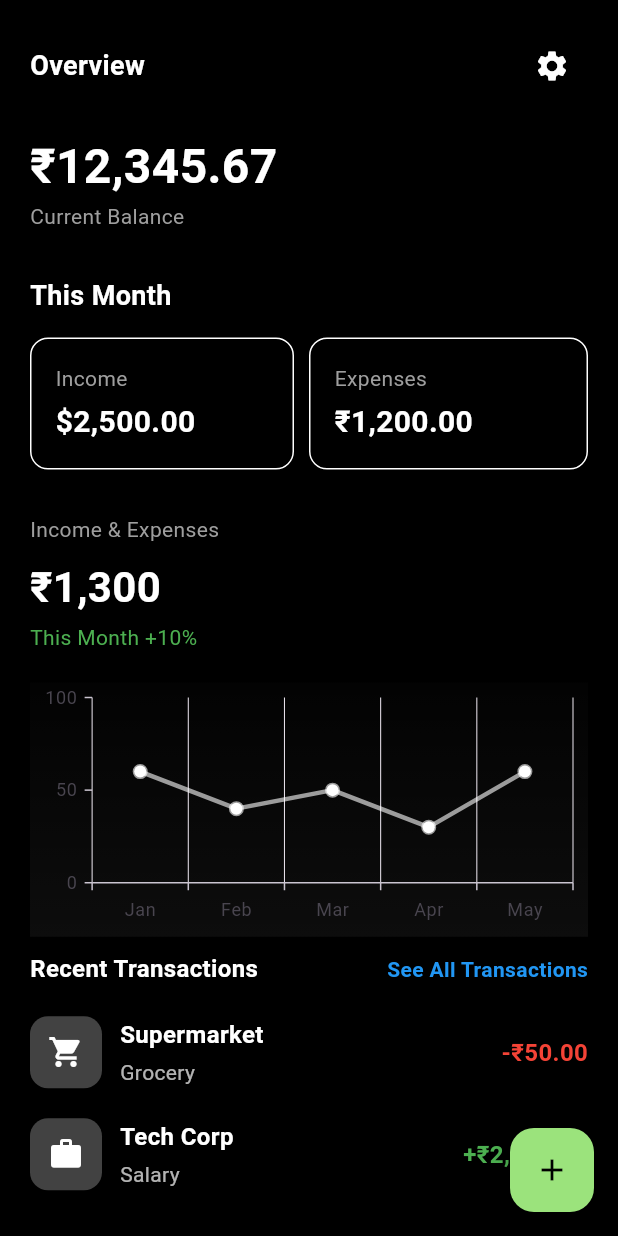
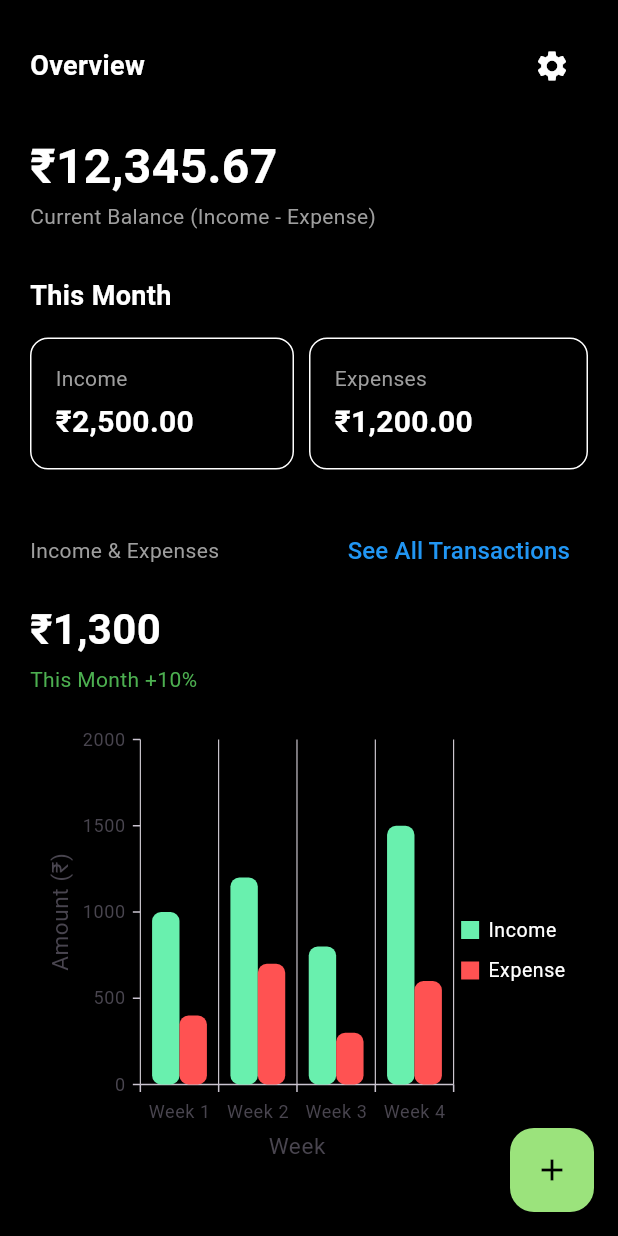
Before and after one commit to Vaibhaw15/moneywise_app, a Flutter app: the LandingScreen screen opened by its route, on a phone screen of 412 x 824 dp. Run offline on Flutter 3.47's test engine with Material 3 defaults, Android fonts, the phone set to English and light mode, and no system bars; our stand-ins replace dio, equatable, flutter_bloc, get_it, go_router, shared_preferences and 1 more; accounts and stored records are empty; network calls fail.

```diff
--- a/lib/networking/historyApi.dart
+++ b/lib/networking/historyApi.dart
@@ -14,7 +14,8 @@ class HistoryApi {
 
   Future<List<HistoryModel>> getTransactionHistory({
     required String userId,
-    required String date,
+    required String startDate,
+    required String endDate,
     required String token,
   }) async {
     try {
@@ -24,7 +25,8 @@ class HistoryApi {
         "moneywise/transaction-history/get",
         queryParameters: {
           "userId": userId,
-          "date": date,
+          "startDate": startDate,
+          "endDate":endDate
         },
         options: Options(
           headers: {
--- a/lib/screens/addEditModule/ui/addEditScreen.dart
+++ b/lib/screens/addEditModule/ui/addEditScreen.dart
@@ -269,10 +269,10 @@ class _AddTransactionPageState extends State<AddEditScreen> {
       builder: (context, child) {
         return Theme(
           data: Theme.of(context).copyWith(
-            colorScheme: const ColorScheme.light(
+            colorScheme: const ColorScheme.dark(
               primary: Color(0xFF54D12B), // header background color
-              onPrimary: Colors.white, // header text color
-              onSurface: Colors.black, // body text color
+              onPrimary: Colors.black, // header text color
+              onSurface: Colors.white, // body text color
             ),
             textButtonTheme: TextButtonThemeData(
               style: TextButton.styleFrom(
--- a/lib/screens/history/bloc/history_screen_bloc.dart
+++ b/lib/screens/history/bloc/history_screen_bloc.dart
@@ -35,10 +35,10 @@ class HistoryBloc extends Bloc<HistoryEvent, HistoryState> {
       }
 
       // Format date: "20250529"
-      final date = _getCurrentDateFormatted();
+      final date = getCurrentYearStartAndEndDates();
 
       // Call API
-      final response = await repository.getTransactionHistory(userId: userId,date: date, token: token);
+      final response = await repository.getTransactionHistory(userId: userId,startDate: date[0],endDate: date[1], token: token);
       final categoryResponse = await categoryRepository.getCategory();
 
       // Convert response to list of HistoryModel
@@ -65,9 +65,24 @@ class HistoryBloc extends Bloc<HistoryEvent, HistoryState> {
     }
   }
 
-  String _getCurrentDateFormatted() {
+  List<String> getCurrentYearStartAndEndDates() {
     final now = DateTime.now();
-    final formatter = DateFormat('yyyyMMdd');
-    return formatter.format(now); // → "20250529"
+    final currentYear = now.year;
+
+    final startDate = DateTime(currentYear, 1, 1);
+    final endDate = DateTime(currentYear, 12, 31);
+
+    String formatDate(DateTime date) {
+      final year = date.year.toString();
+      final month = date.month.toString().padLeft(2, '0');
+      final day = date.day.toString().padLeft(2, '0');
+      return '$year$month$day';
+    }
+
+    return [
+      formatDate(startDate),
+      formatDate(endDate),
+    ];
   }
+
 }
--- a/lib/screens/history/ui/history_screen.dart
+++ b/lib/screens/history/ui/history_screen.dart
@@ -115,13 +115,13 @@ class HistoryScreen extends StatelessWidget {
             },
           ),
         ),
-        floatingActionButton: FloatingActionButton(
-          onPressed: () {
-            context.push('/addEditScreen'); // Blank for new transaction
-          },
-          backgroundColor: Colors.greenAccent[400],
-          child: const Icon(Icons.add, color: Colors.black),
-        ),
+        // floatingActionButton: FloatingActionButton(
+        //   onPressed: () {
+        //     context.push('/addEditScreen'); // Blank for new transaction
+        //   },
+        //   backgroundColor: Colors.greenAccent[400],
+        //   child: const Icon(Icons.add, color: Colors.black),
+        // ),
       ),
     );
   }
--- a/lib/screens/landing/ui/langing_screen.dart
+++ b/lib/screens/landing/ui/langing_screen.dart
@@ -9,9 +9,21 @@ import '../../../util/screen/transaction_tile.dart';
 
 
 
+import 'package:flutter/material.dart';
+import 'package:syncfusion_flutter_charts/charts.dart';
+import 'package:go_router/go_router.dart';
+
+
 class LandingScreen extends StatelessWidget {
   LandingScreen({super.key});
   final GlobalKey<ScaffoldState> _scaffoldKey = GlobalKey<ScaffoldState>();
+
+  final List<ChartData> chartData = [
+    ChartData('Week 1', 1000, 400),
+    ChartData('Week 2', 1200, 700),
+    ChartData('Week 3', 800, 300),
+    ChartData('Week 4', 1500, 600),
+  ];
 
   @override
   Widget build(BuildContext context) {
@@ -19,19 +31,18 @@ class LandingScreen extends StatelessWidget {
       onWillPop: () async => false,
       child: SafeArea(
         child: Scaffold(
-          key:_scaffoldKey,
+          key: _scaffoldKey,
           backgroundColor: Colors.black,
           drawer: Drawer(
-              surfaceTintColor:Colors.black,
             backgroundColor: Colors.black,
             child: Column(
               children: [
-                const DrawerHeader(
-                  decoration: BoxDecoration(color: Colors.black),
+                DrawerHeader(
+                  decoration: const BoxDecoration(color: Colors.black),
                   child: Center(
                     child: Text(
-                      'Settings',
-                      style: TextStyle(
+                      'HI, ${SharedPreferenceService.getString("userName")!.toUpperCase()} !',
+                      style: const TextStyle(
                         color: Colors.white,
                         fontSize: 24,
                         fontWeight: FontWeight.bold,
@@ -40,16 +51,26 @@ class LandingScreen extends StatelessWidget {
                   ),
                 ),
                 ListTile(
+                  leading: const Icon(Icons.add_circle_outline_sharp, color: Colors.white),
+                  title: const Text('Add New Transaction', style: TextStyle(color: Colors.white)),
+                  onTap: () {
+                    context.push('/addEditScreen');
+                  },
+                ),
+                ListTile(
+                  leading: const Icon(Icons.history, color: Colors.white),
+                  title: const Text('History', style: TextStyle(color: Colors.white)),
+                  onTap: () {
+                    context.push('/historyScreen');
+                  },
+                ),
+                ListTile(
                   leading: const Icon(Icons.logout, color: Colors.white),
-                  title:  Text(
-                    'Logout',
-                    style: TextStyle(color: Colors.white), // White text
-                  ),
+                  title: const Text('Logout', style: TextStyle(color: Colors.white)),
                   onTap: () {
                     SharedPreferenceService.clear();
-                    // Add your logout logic here
                     context.go('/loginSignup');
-                    Navigator.pop(context); // Close drawer
+                    Navigator.pop(context);
                     ScaffoldMessenger.of(context).showSnackBar(
                       const SnackBar(content: Text('Logged out')),
                     );
@@ -65,8 +86,7 @@ class LandingScreen extends StatelessWidget {
               context.push('/addEditScreen');
             },
           ),
-          body: SafeArea(
-            child: Padding(
+          body: Padding(
             padding: const EdgeInsets.all(20),
             child: Column(
               crossAxisAlignment: CrossAxisAlignment.start,
@@ -74,13 +94,10 @@ class LandingScreen extends StatelessWidget {
                 // Header
                 Row(
                   mainAxisAlignment: MainAxisAlignment.spaceBetween,
-                    children:  [
-                      Text(
+                  children: [
+                    const Text(
                       'Overview',
-                        style: TextStyle(
-                            fontSize: 18,
-                            fontWeight: FontWeight.bold,
-                            color: Colors.white),
+                      style: TextStyle(fontSize: 18, fontWeight: FontWeight.bold, color: Colors.white),
                     ),
                     IconButton(
                       icon: const Icon(Icons.settings, color: Colors.white),
@@ -95,23 +112,14 @@ class LandingScreen extends StatelessWidget {
                 // Balance
                 const Text(
                   '₹12,345.67',
-                    style: TextStyle(
-                        fontSize: 32,
-                        fontWeight: FontWeight.bold,
-                        color: Colors.white),
+                  style: TextStyle(fontSize: 32, fontWeight: FontWeight.bold, color: Colors.white),
                 ),
-                  const Text(
-                    'Current Balance',
-                    style: TextStyle(color: Colors.grey),
-                  ),
+                const Text('Current Balance (Income - Expense)', style: TextStyle(color: Colors.grey)),
                 const SizedBox(height: 30),
 
                 const Text(
                   'This Month',
-                    style: TextStyle(
-                        fontSize: 18,
-                        fontWeight: FontWeight.bold,
-                        color: Colors.white),
+                  style: TextStyle(fontSize: 18, fontWeight: FontWeight.bold, color: Colors.white),
                 ),
                 const SizedBox(height: 15),
 
@@ -132,11 +140,8 @@ class LandingScreen extends StatelessWidget {
                             Text('Income', style: TextStyle(color: Colors.grey)),
                             SizedBox(height: 5),
                             Text(
-                                '\$2,500.00',
-                                style: TextStyle(
-                                    fontSize: 20,
-                                    fontWeight: FontWeight.bold,
-                                    color: Colors.white),
+                              '₹2,500.00',
+                              style: TextStyle(fontSize: 20, fontWeight: FontWeight.bold, color: Colors.white),
                             ),
                           ],
                         ),
@@ -152,15 +157,11 @@ class LandingScreen extends StatelessWidget {
                         child: Column(
                           crossAxisAlignment: CrossAxisAlignment.start,
                           children: const [
-                              Text('Expenses',
-                                  style: TextStyle(color: Colors.grey)),
+                            Text('Expenses', style: TextStyle(color: Colors.grey)),
                             SizedBox(height: 5),
                             Text(
                               '₹1,200.00',
-                                style: TextStyle(
-                                    fontSize: 20,
-                                    fontWeight: FontWeight.bold,
-                                    color: Colors.white),
+                              style: TextStyle(fontSize: 20, fontWeight: FontWeight.bold, color: Colors.white),
                             ),
                           ],
                         ),
@@ -170,139 +171,66 @@ class LandingScreen extends StatelessWidget {
                 ),
                 const SizedBox(height: 30),
 
-                  // Net Balance
-                  const Text(
-                    'Income & Expenses',
-                    style: TextStyle(color: Colors.grey),
+                Row(
+                  mainAxisAlignment: MainAxisAlignment.spaceBetween,
+                  children: [
+                    const Text('Income & Expenses', style: TextStyle(color: Colors.grey)),
+                    TextButton(
+                      onPressed: () {
+                        context.push('/historyScreen'); // Or another route for full transaction history
+                      },
+                      child: const Text(
+                        'See All Transactions',
+                        style: TextStyle(fontSize:16, color: Colors.blue), // light green color
+                      ),
+                    ),
+                  ],
                 ),
                 const SizedBox(height: 8),
                 const Text(
-                    '\₹1,300',
-                    style: TextStyle(
-                        fontSize: 28,
-                        fontWeight: FontWeight.bold,
-                        color: Colors.white),
+                  '₹1,300',
+                  style: TextStyle(fontSize: 28, fontWeight: FontWeight.bold, color: Colors.white),
                 ),
                 const SizedBox(height: 4),
-                  const Text(
-                    'This Month +10%',
-                    style: TextStyle(color: Colors.green),
-                  ),
+                const Text('This Month +10%', style: TextStyle(color: Colors.green)),
                 const SizedBox(height: 20),
-                  // Chart (fake placeholder)
+
+                // Graph
                 Expanded(
-                    child: Column(
-                      children: [
-                        Expanded(
-                          child: Container(
-                            width: double.infinity,
-                            decoration: BoxDecoration(
-                              gradient: LinearGradient(
-                                begin: Alignment.bottomCenter,
-                                end: Alignment.topCenter,
-                                colors: [
-                                  Colors.white.withOpacity(0.05),
-                                  Colors.white.withOpacity(0.01),
-                                ],
-                              ),
-                            ),
                   child: SfCartesianChart(
-                              primaryXAxis: CategoryAxis(),
+                    primaryXAxis: CategoryAxis(title: AxisTitle(text: 'Week')),
                     primaryYAxis: NumericAxis(
+                      title: AxisTitle(text: 'Amount (₹)'),
                       axisLine: const AxisLine(width: 0),
                       majorGridLines: const MajorGridLines(width: 0),
                     ),
+                    legend: Legend(isVisible: true, textStyle: const TextStyle(color: Colors.white)),
+                    tooltipBehavior: TooltipBehavior(enable: true),
+                    backgroundColor: Colors.transparent,
                     plotAreaBorderWidth: 0,
-                              series: <CartesianSeries>[
-                                // Line series with smooth curve
-                                LineSeries<_ChartData, String>(
-                                  dataSource: [
-                                    _ChartData('Jan', 60),
-                                    _ChartData('Feb', 40),
-                                    _ChartData('Mar', 50),
-                                    _ChartData('Apr', 30),
-                                    _ChartData('May', 60),
-                                  ],
-                                  xValueMapper: (_ChartData data, _) => data.month,
-                                  yValueMapper: (_ChartData data, _) => data.value,
-                                  color: Colors.white.withOpacity(0.6),
-                                  width: 3,
-                                  markerSettings: const MarkerSettings(isVisible: true, color: Colors.white),
+                    series: [
+                      ColumnSeries<ChartData, String>(
+                        dataSource: chartData,
+                        xValueMapper: (ChartData data, _) => data.period,
+                        yValueMapper: (ChartData data, _) => data.income,
+                        name: 'Income',
+                        color: Colors.greenAccent,
+                        borderRadius: BorderRadius.circular(6),
+                      ),
+                      ColumnSeries<ChartData, String>(
+                        dataSource: chartData,
+                        xValueMapper: (ChartData data, _) => data.period,
+                        yValueMapper: (ChartData data, _) => data.expense,
+                        name: 'Expense',
+                        color: Colors.redAccent,
+                        borderRadius: BorderRadius.circular(6),
                       ),
                     ],
                   ),
                 ),
-                        ),
 
-                        const SizedBox(height: 10),
-                        // Recent Transactions
-                        Expanded(
-                          flex: 1,
-                          child: Column(
-                            crossAxisAlignment: CrossAxisAlignment.start,
-                            children: [
-                              Row(
-                                mainAxisAlignment: MainAxisAlignment.spaceBetween,
-                                children: [
-                                  const Text(
-                                    'Recent Transactions',
-                                    style: TextStyle(
-                                      color: Colors.white,
-                                      fontSize: 16,
-                                      fontWeight: FontWeight.bold,
-                                    ),
-                                  ),
-                                  GestureDetector(
-                                    onTap: () {
-                                      context.push('/historyScreen');
-                                    },
-                                    child: const Text(
-                                      'See All Transactions',
-                                      style: TextStyle(
-                                        color: Colors.blue,
-                                        fontSize: 14,
-                                        fontWeight: FontWeight.bold,
-                                      ),
-                                    ),
-                                  ),
+                const SizedBox(height: 20),
               ],
-                              ),
-                              const SizedBox(height: 10),
-                              Expanded(
-                                child: ListView(
-                                  children: const [
-                                    TransactionTile(
-                                      icon: Icons.shopping_cart,
-                                      title: 'Supermarket',
-                                      subtitle: 'Grocery',
-                                      amount: '-₹50.00',
-                                      isExpense: true,
-                                    ),
-                                    TransactionTile(
-                                      icon: Icons.work,
-                                      title: 'Tech Corp',
-                                      subtitle: 'Salary',
-                                      amount: '+₹2,000.00',
-                                      isExpense: false,
-                                    ),
-                                    TransactionTile(
-                                      icon: Icons.restaurant,
-                                      title: 'Restaurant',
-                                      subtitle: 'Dinner',
-                                      amount: '-₹75.00',
-                                      isExpense: true,
-                                    ),
-                                  ],
-                                ),
-                              )
-                            ],
-                          ),
-                        ),
-                      ],
-                    ),
-                  ),
-                ],
-              ),
             ),
           ),
         ),
@@ -311,11 +239,10 @@ class LandingScreen extends StatelessWidget {
   }
 }
 
+class ChartData {
+  final String period;
+  final double income;
+  final double expense;
 
-
-class _ChartData {
-  final String month;
-  final double value;
-
-  _ChartData(this.month, this.value);
+  ChartData(this.period, this.income, this.expense);
 }
--- a/lib/screens/logIn/ui/logIn_screen.dart
+++ b/lib/screens/logIn/ui/logIn_screen.dart
@@ -19,7 +19,9 @@ class LogInScreen extends StatelessWidget {
 
   @override
   Widget build(BuildContext context) {
-    return SafeArea(
+    return GestureDetector(
+      onTap: () => FocusScope.of(context).unfocus(),
+      child: SafeArea(
         child: Scaffold(
           backgroundColor: Colors.black,
           appBar: AppBar(
@@ -107,7 +109,7 @@ class LogInScreen extends StatelessWidget {
                           onPressed: () {
                             final username = emailController.text.trim();
                             final password = passwordController.text.trim();
-
+                            FocusScope.of(context).unfocus();
                             context.read<LoginBloc>().add(
                               LoginButtonPressed(userName: username, password: password),
                             );
@@ -122,6 +124,7 @@ class LogInScreen extends StatelessWidget {
             ),
           ),
         ),
+      ),
     );
   }
 }
--- a/lib/screens/signup/ui/signup_screen.dart
+++ b/lib/screens/signup/ui/signup_screen.dart
@@ -19,7 +19,9 @@ class SignUpScreen extends StatelessWidget {
 
   @override
   Widget build(BuildContext context) {
-    return BlocProvider(
+    return GestureDetector(
+      onTap: () => FocusScope.of(context).unfocus(),
+      child: BlocProvider(
         create: (_) => RegisterBloc(),
         child:SafeArea(
           child: Scaffold(
@@ -94,6 +96,7 @@ class SignUpScreen extends StatelessWidget {
                                 text: 'Register',
                                 color: Color(0xFF54D12B),
                                 onPressed: () {
+                                  FocusScope.of(context).unfocus();
                                   if(passwordController.text != confirmPasswordController.text){
                                     ScaffoldMessenger.of(context).showSnackBar(
                                       SnackBar(content: Text("Passwords do not match", style: TextStyle(color: Colors.white)), backgroundColor: Colors.red),
@@ -119,6 +122,7 @@ class SignUpScreen extends StatelessWidget {
                 )
             ),
         )
+      ),
     );
   }
 }
```
Lines whose indentation alone changed are shown as unchanged.
